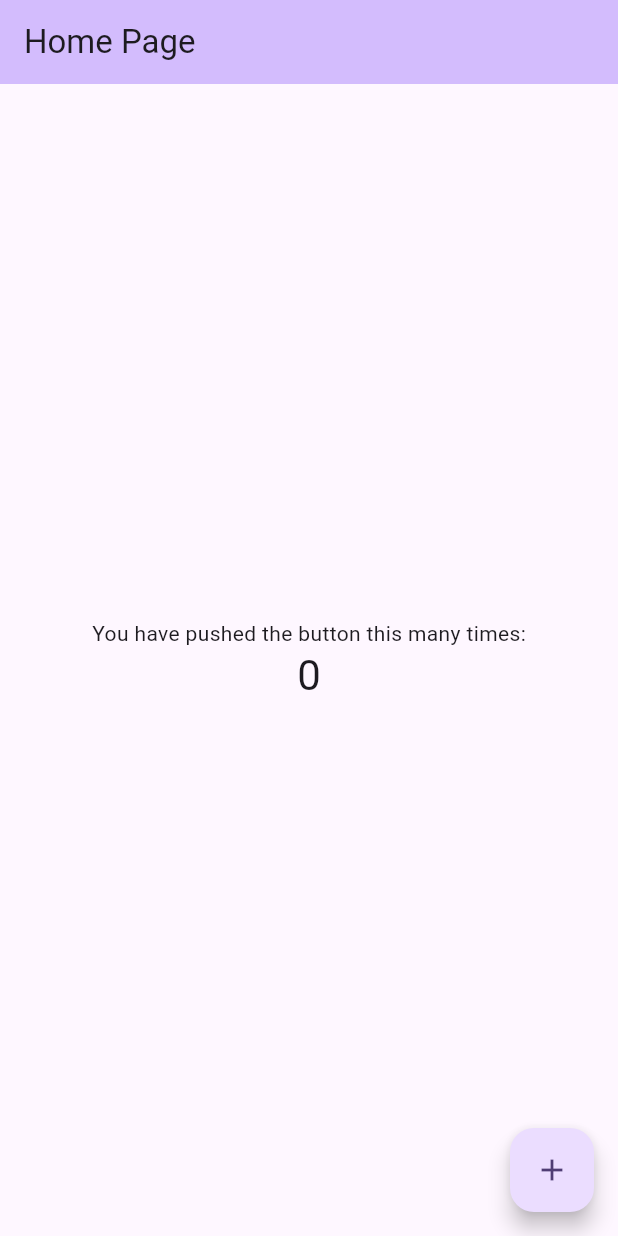
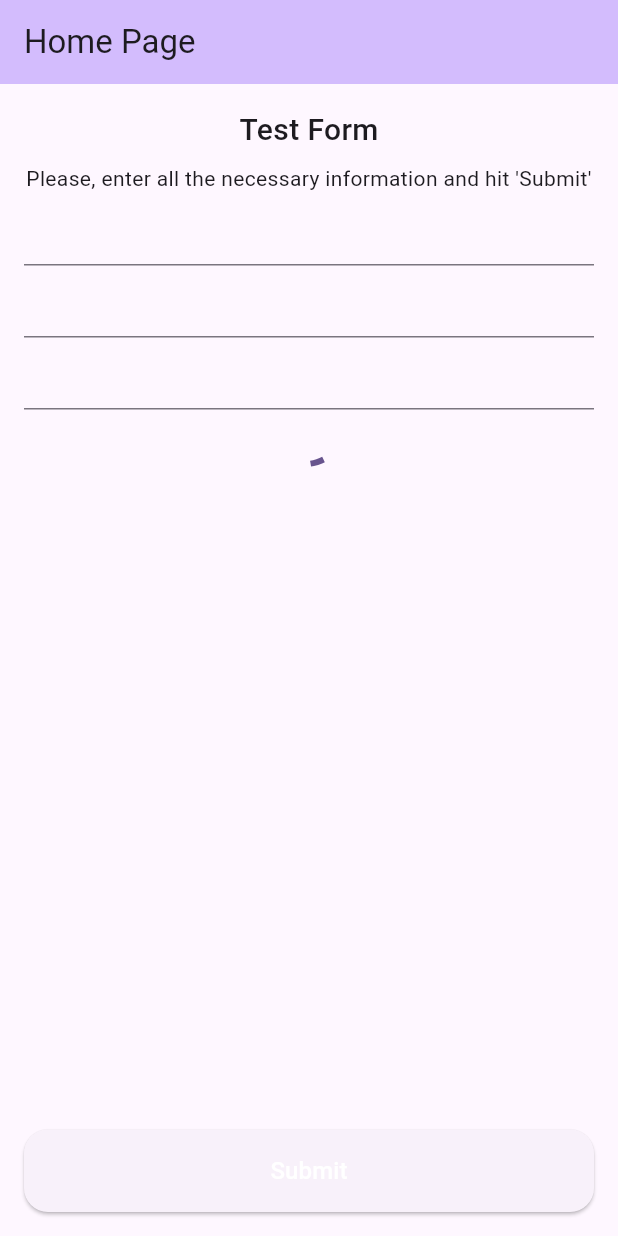
Before and after one commit to AlexEduV/hotline_form_flutter_test, a Flutter app: the screen it shows after launch, on a phone screen of 412 x 824 dp. Run offline on Flutter 3.47's test engine with Material 3 defaults, Android fonts, the phone set to English and light mode, and no system bars; our stand-ins replace gap.

Commit message:
working on UI;

```diff
--- a/hotline_form_test/lib/main.dart
+++ b/hotline_form_test/lib/main.dart
@@ -1,5 +1,5 @@
 import 'package:flutter/material.dart';
-import 'package:hotline_form_test/presentation/pages/home_page.dart';
+import 'package:hotline_form_test/presentation/pages/home_page/home_page.dart';
 
 void main() {
   runApp(const MyApp());
--- a/hotline_form_test/lib/presentation/pages/home_page.dart
+++ /dev/null
@@ -1,50 +0,0 @@
-import 'package:flutter/material.dart';
-
-class MyHomePage extends StatefulWidget {
-  const MyHomePage({super.key, required this.title});
-
-  final String title;
-
-  @override
-  State<MyHomePage> createState() => _MyHomePageState();
-}
-
-class _MyHomePageState extends State<MyHomePage> {
-  int _counter = 0;
-
-  void _incrementCounter() {
-    setState(() {
-      _counter++;
-    });
-  }
-
-  @override
-  Widget build(BuildContext context) {
-
-    return Scaffold(
-      appBar: AppBar(
-        backgroundColor: Theme.of(context).colorScheme.inversePrimary,
-        title: Text(widget.title),
-      ),
-      body: Center(
-        child: Column(
-          mainAxisAlignment: MainAxisAlignment.center,
-          children: <Widget>[
-            const Text(
-              'You have pushed the button this many times:',
-            ),
-            Text(
-              '$_counter',
-              style: Theme.of(context).textTheme.headlineMedium,
-            ),
-          ],
-        ),
-      ),
-      floatingActionButton: FloatingActionButton(
-        onPressed: _incrementCounter,
-        tooltip: 'Increment',
-        child: const Icon(Icons.add),
-      ),
-    );
-  }
-}
--- /dev/null
+++ b/hotline_form_test/lib/presentation/pages/home_page/home_page.dart
@@ -0,0 +1,66 @@
+import 'package:flutter/material.dart';
+import 'package:gap/gap.dart';
+import 'package:hotline_form_test/presentation/pages/home_page/widgets/splash_button.dart';
+
+class MyHomePage extends StatefulWidget {
+  const MyHomePage({super.key, required this.title});
+
+  final String title;
+
+  @override
+  State<MyHomePage> createState() => _MyHomePageState();
+}
+
+class _MyHomePageState extends State<MyHomePage> {
+
+  @override
+  Widget build(BuildContext context) {
+
+    return Scaffold(
+      appBar: AppBar(
+        backgroundColor: Theme.of(context).colorScheme.inversePrimary,
+        title: Text(widget.title),
+      ),
+      body: SafeArea(
+        child: Padding(
+          padding: const EdgeInsets.symmetric(horizontal: 16.0, vertical: 16.0),
+          child: Column(
+            children: [
+
+              Text(
+                'Test Form',
+                style: TextStyle(
+                  fontSize: 20,
+                  fontWeight: FontWeight.w500,
+                ),
+              ),
+
+              Gap(8.0),
+
+              Text(
+                'Please, enter all the necessary information and hit \'Submit\'',
+                textAlign: TextAlign.center,
+              ),
+
+              TextFormField(),
+
+              TextFormField(),
+
+              TextFormField(),
+
+              CircularProgressIndicator(),
+
+              Spacer(),
+
+              SplashButton(
+                text: 'Submit',
+                onPressed: () {},
+              )
+
+            ],
+          ),
+        ),
+      ),
+    );
+  }
+}
--- /dev/null
+++ b/hotline_form_test/lib/presentation/pages/home_page/widgets/splash_button.dart
@@ -0,0 +1,37 @@
+import 'package:flutter/material.dart';
+
+class SplashButton extends StatelessWidget {
+
+  final String text;
+  final Function() onPressed;
+
+  const SplashButton({
+    required this.text,
+    required this.onPressed,
+    super.key,
+  });
+
+  @override
+  Widget build(BuildContext context) {
+
+    return ElevatedButton(
+      style: ElevatedButton.styleFrom(
+        elevation: 1,
+        shape: RoundedRectangleBorder(
+          borderRadius: BorderRadius.circular(
+            16.0,
+          ),
+        ),
+        minimumSize: const Size.fromHeight(55.0),
+      ),
+      onPressed: onPressed,
+      child: Text(
+        text,
+        style: const TextStyle(
+          fontSize: 16,
+          color: Colors.white,
+        ),
+      ),
+    );
+  }
+}
--- a/hotline_form_test/pubspec.yaml
+++ b/hotline_form_test/pubspec.yaml
@@ -35,6 +35,7 @@ dependencies:
   # The following adds the Cupertino Icons font to your application.
   # Use with the CupertinoIcons class for iOS style icons.
   cupertino_icons: ^1.0.8
+  gap: ^3.0.1
 
 dev_dependencies:
   flutter_test:
```
Also changed, not shown: hotline_form_test/pubspec.lock.
